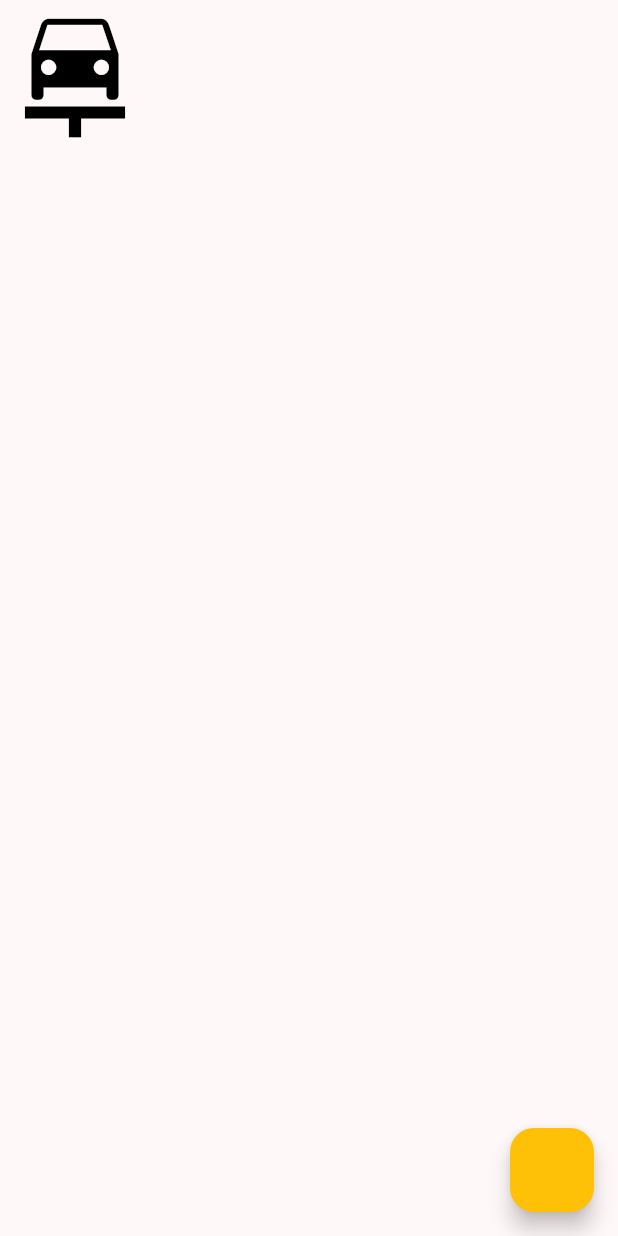
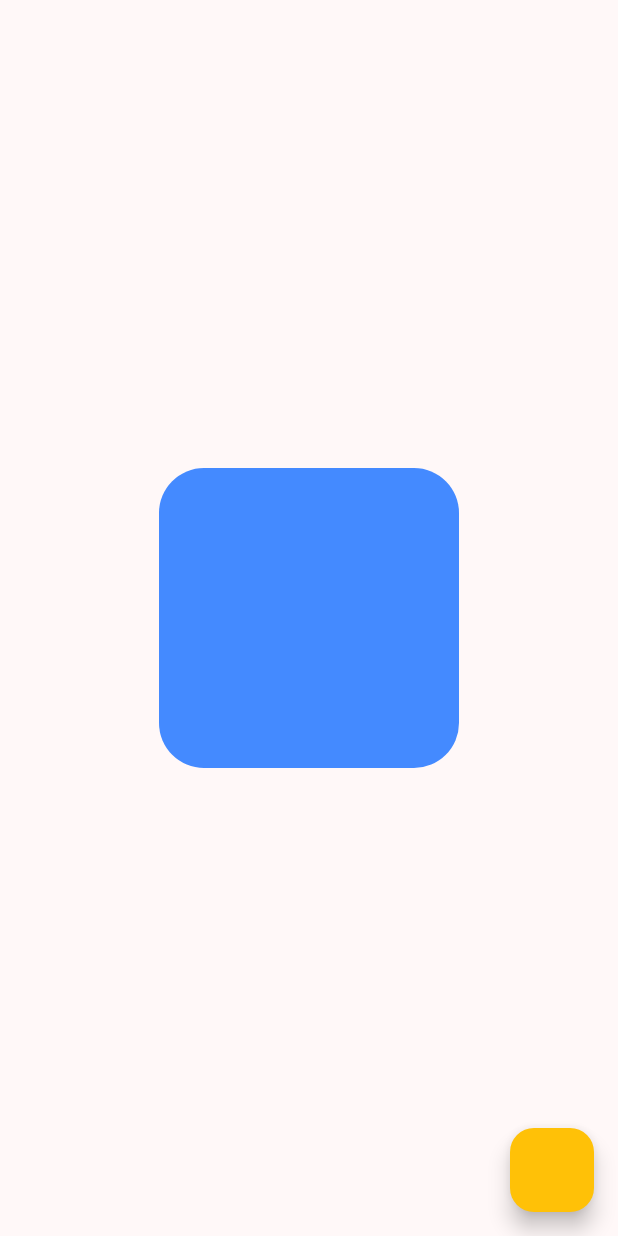
Before and after one commit to mohanedSalaheldin/animation_course, a Flutter app: the screen it shows after launch, on a phone screen of 412 x 824 dp. Run offline on Flutter 3.47's test engine with Material 3 defaults, Android fonts, the phone set to English and light mode, and no system bars.

Commit message:
Animated Container Screen

```diff
--- a/lib/screens/animated_align_demo.dart
+++ b/lib/animations/implicit/animated_align_demo.dart
@@ -1,13 +1,13 @@
 import 'package:flutter/material.dart';
 
-class AnimatedAlignDemo extends StatefulWidget {
-  const AnimatedAlignDemo({super.key});
+class AnimatedAlignScreen extends StatefulWidget {
+  const AnimatedAlignScreen({super.key});
 
   @override
-  State<AnimatedAlignDemo> createState() => _AnimatedAlignDemoState();
+  State<AnimatedAlignScreen> createState() => _AnimatedAlignScreenState();
 }
 
-class _AnimatedAlignDemoState extends State<AnimatedAlignDemo> {
+class _AnimatedAlignScreenState extends State<AnimatedAlignScreen> {
   int _alingmentValue = 0;
   @override
   Widget build(BuildContext context) {
--- /dev/null
+++ b/lib/animations/implicit/animated_container.dart
@@ -0,0 +1,56 @@
+import 'package:flutter/material.dart';
+
+class AnimatedContainerScreen extends StatefulWidget {
+  const AnimatedContainerScreen({super.key});
+
+  @override
+  State<AnimatedContainerScreen> createState() =>
+      _AnimatedContainerScreenState();
+}
+
+class _AnimatedContainerScreenState extends State<AnimatedContainerScreen> {
+  double _size = 200;
+  @override
+  Widget build(BuildContext context) {
+    return Scaffold(
+      body: Column(
+        mainAxisAlignment: MainAxisAlignment.center,
+        crossAxisAlignment: CrossAxisAlignment.center,
+        children: [
+          Center(
+            child: GestureDetector(
+              onTap: () {
+                print('Large');
+                setState(() {
+                  _size = 300;
+                });
+              },
+              onDoubleTap: () {
+                print('Small');
+
+                setState(() {
+                  _size = 200;
+                });
+              },
+              child: AnimatedContainer(
+                duration:  Duration(milliseconds: 200),
+                width: _size,
+                height: _size,
+                decoration: BoxDecoration(
+                  color: Colors.blueAccent,
+                  borderRadius: BorderRadius.circular(30.0),
+                ),
+              ),
+            ),
+          ),
+        ],
+      ),
+      floatingActionButton: FloatingActionButton(
+        onPressed: () {
+          setState(() {});
+        },
+        backgroundColor: Colors.amber,
+      ),
+    );
+  }
+}
--- a/lib/main.dart
+++ b/lib/main.dart
@@ -1,4 +1,5 @@
-import 'package:animation_course/screens/animated_align_demo.dart';
+import 'package:animation_course/animations/implicit/animated_align_demo.dart';
+import 'package:animation_course/animations/implicit/animated_container.dart';
 import 'package:flutter/material.dart';
 
 void main() {
@@ -17,7 +18,7 @@ class MyApp extends StatelessWidget {
         colorScheme: ColorScheme.fromSeed(seedColor: Colors.black),
         useMaterial3: true,
       ),
-      home: const AnimatedAlignDemo(),
+      home: const AnimatedContainerScreen(),
     );
   }
 }
```
